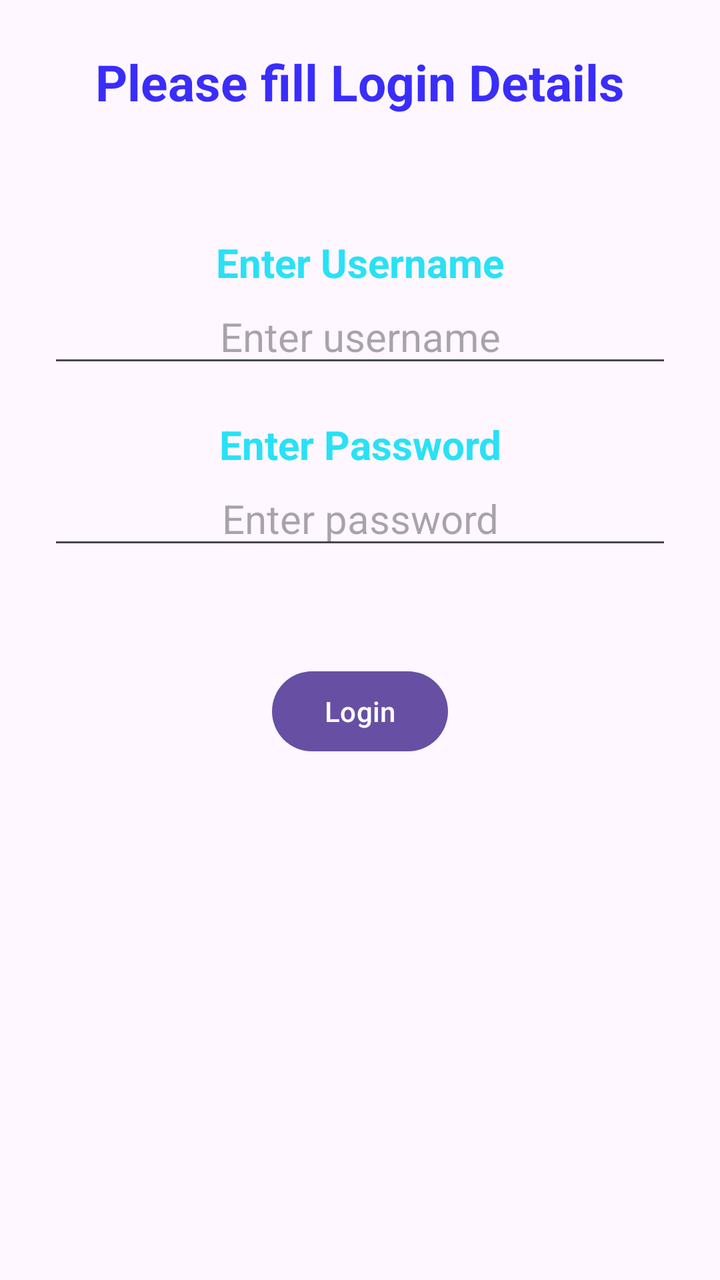
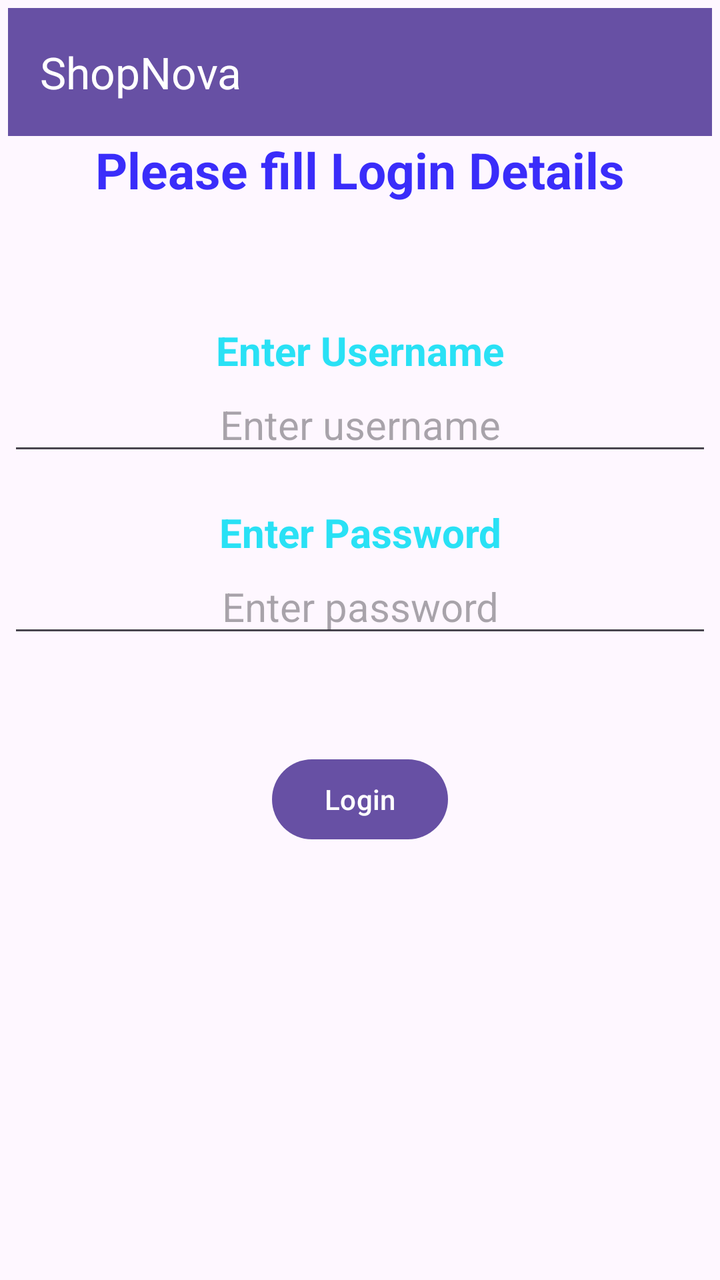

Compare the two renders of this Android layout. The source of the first and the diff that turns it into the second are given below.
<!-- AndroidManifest.xml: application theme Theme.ShopNova -->
<!-- res/layout/login.xml -->
<?xml version="1.0" encoding="utf-8"?>
<androidx.constraintlayout.widget.ConstraintLayout
    xmlns:android="http://schemas.android.com/apk/res/android"
    xmlns:app="http://schemas.android.com/apk/res-auto"
    xmlns:tools="http://schemas.android.com/tools"
    android:layout_width="match_parent"
    android:layout_height="match_parent"
    android:padding="24dp">

    <TextView
        android:id="@+id/tvName"
        android:layout_width="wrap_content"
        android:layout_height="wrap_content"
        android:text="Please fill Login Details"
        android:textSize="25sp"
        android:textColor="#3A2DFA"

        android:textStyle="bold"
        app:layout_constraintTop_toTopOf="parent"
        app:layout_constraintStart_toStartOf="parent"
        app:layout_constraintEnd_toEndOf="parent" />

    <TextView
        android:id="@+id/tvUsername"
        android:layout_width="match_parent"
        android:layout_height="wrap_content"
        android:text="Enter Username"
        android:textStyle="bold"
        android:gravity="center_horizontal"
        android:textColor="#29E1F5"
        android:textSize="20sp"
        app:layout_constraintTop_toBottomOf="@id/tvName"
        app:layout_constraintStart_toStartOf="parent"
        app:layout_constraintEnd_toEndOf="parent"
        android:layout_marginTop="60dp" />

    <EditText
        android:id="@+id/etUsername"
        android:layout_width="match_parent"
        android:layout_height="wrap_content"
        android:textSize="20sp"
        app:layout_constraintTop_toBottomOf="@id/tvUsername"
        app:layout_constraintStart_toStartOf="parent"
        app:layout_constraintEnd_toEndOf="parent"
        android:gravity="center_horizontal"

        android:hint="Enter username"
        android:inputType="textEmailAddress" />

   <TextView
        android:id="@+id/tvPassword"
        android:layout_width="match_parent"
        android:layout_height="wrap_content"
        android:text="Enter Password"
       android:textColor="#29E1F5"
       android:textSize="20sp"
       android:textStyle="bold"
       android:gravity="center_horizontal"

       app:layout_constraintTop_toBottomOf="@id/etUsername"
        app:layout_constraintStart_toStartOf="parent"
       app:layout_constraintEnd_toEndOf="parent"

       android:layout_marginTop="20dp" />
    <EditText
        android:id="@+id/etPassword"
        android:layout_width="match_parent"
        android:layout_height="wrap_content"
        android:textSize="20sp"
        app:layout_constraintTop_toBottomOf="@id/tvPassword"
        app:layout_constraintStart_toStartOf="parent"
        app:layout_constraintEnd_toEndOf="parent"
        android:hint="Enter password"
        android:inputType="textPassword"
        android:gravity="center_horizontal"

        />

    <ProgressBar android:id="@+id/pb"
        android:layout_width="wrap_content"
        android:layout_height="wrap_content"
        app:layout_constraintStart_toStartOf="parent"
        app:layout_constraintEnd_toEndOf="parent"
        app:layout_constraintBottom_toBottomOf="parent"
        app:layout_constraintTop_toTopOf="parent"
        android:visibility="gone" />

    <Button
        android:id="@+id/btnLogin"
        android:layout_width="wrap_content"
        android:layout_height="wrap_content"
        android:layout_marginTop="52dp"
        android:text="Login"

        app:layout_constraintEnd_toEndOf="parent"
        app:layout_constraintStart_toStartOf="parent"
        app:layout_constraintTop_toBottomOf="@id/etPassword" />


</androidx.constraintlayout.widget.ConstraintLayout>
<!-- resources referenced by this layout -->
<resources>
  <style name="Theme.ShopNova" parent="Base.Theme.ShopNova" />
  <style name="Base.Theme.ShopNova" parent="Theme.Material3.DayNight.NoActionBar">
          
          
      </style>
</resources>

<!-- the commit's change to res/layout/login.xml (unified diff, before → after) -->
@@ -2,11 +2,19 @@
 <androidx.constraintlayout.widget.ConstraintLayout
     xmlns:android="http://schemas.android.com/apk/res/android"
     xmlns:app="http://schemas.android.com/apk/res-auto"
-    xmlns:tools="http://schemas.android.com/tools"
     android:layout_width="match_parent"
     android:layout_height="match_parent"
-    android:padding="24dp">
-
+    android:padding="4sp">
+    <androidx.appcompat.widget.Toolbar
+        android:id="@+id/toolbar"
+        android:layout_width="match_parent"
+        android:layout_height="?attr/actionBarSize"
+        android:background="?attr/colorPrimary"
+        app:title="@string/app_name"
+        app:titleTextColor="@android:color/white"
+        app:layout_constraintTop_toTopOf="parent"
+        app:layout_constraintStart_toStartOf="parent"
+        app:layout_constraintEnd_toEndOf="parent" />
     <TextView
         android:id="@+id/tvName"
         android:layout_width="wrap_content"
@@ -14,9 +22,9 @@
         android:text="Please fill Login Details"
         android:textSize="25sp"
         android:textColor="#3A2DFA"
+        app:layout_constraintTop_toBottomOf="@id/toolbar"
 
         android:textStyle="bold"
-        app:layout_constraintTop_toTopOf="parent"
         app:layout_constraintStart_toStartOf="parent"
         app:layout_constraintEnd_toEndOf="parent" />
 
<!-- resource entries referenced after the edit -->
@@ -1,5 +1,6 @@
 <!-- resources referenced by this layout -->
 <resources>
+  <string name="app_name">ShopNova</string>
   <style name="Theme.ShopNova" parent="Base.Theme.ShopNova" />
   <style name="Base.Theme.ShopNova" parent="Theme.Material3.DayNight.NoActionBar">
           
